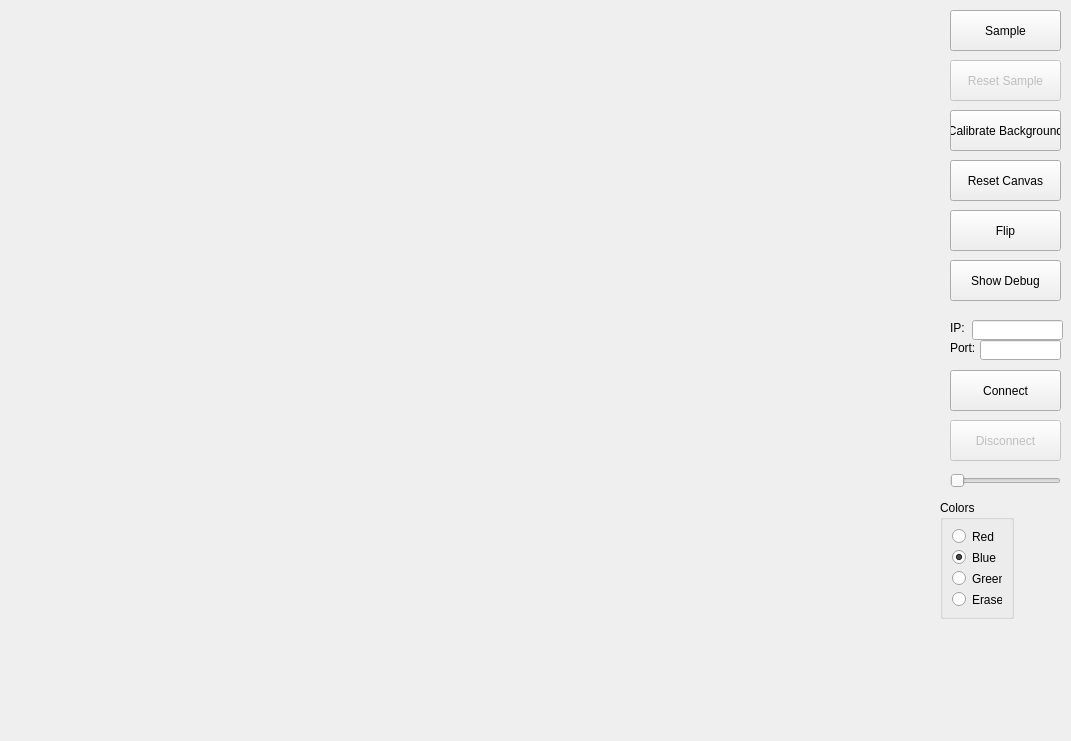
Above: src/FingerDrawing/ui/mainwindow.ui from eladeliav/FingerDrawing before the change. Below: the same form after it.
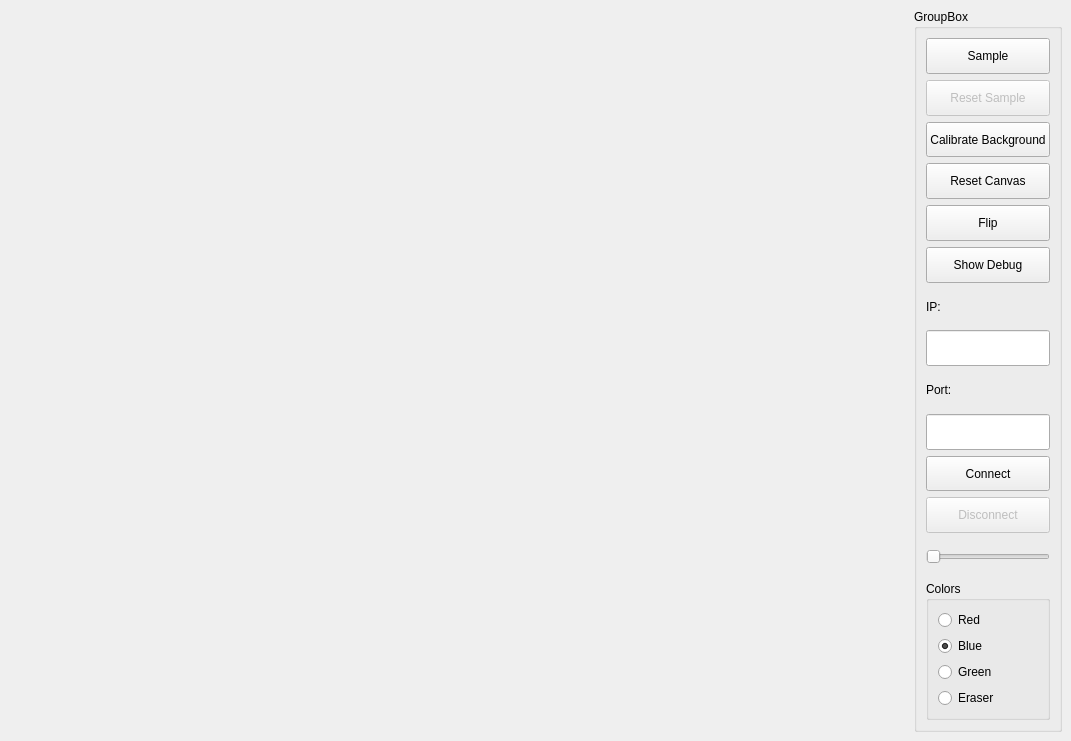
That is the form after the change.

Commit message: Got rid of a segfault by making size fixed

```diff
--- a/src/FingerDrawing/ui/mainwindow.ui
+++ b/src/FingerDrawing/ui/mainwindow.ui
@@ -11,7 +11,7 @@
    </rect>
   </property>
   <property name="sizePolicy">
-   <sizepolicy hsizetype="Minimum" vsizetype="Minimum">
+   <sizepolicy hsizetype="Fixed" vsizetype="Fixed">
     <horstretch>0</horstretch>
     <verstretch>0</verstretch>
    </sizepolicy>
@@ -20,196 +20,214 @@
    <string>FingerDrawing</string>
   </property>
   <widget class="QWidget" name="centralwidget">
+   <layout class="QHBoxLayout" name="horizontalLayout">
+    <property name="spacing">
+     <number>6</number>
+    </property>
+    <item>
    <widget class="QLabel" name="img_label">
-    <property name="geometry">
-     <rect>
-      <x>0</x>
-      <y>0</y>
-      <width>941</width>
-      <height>661</height>
-     </rect>
+      <property name="sizePolicy">
+       <sizepolicy hsizetype="Preferred" vsizetype="Preferred">
+        <horstretch>0</horstretch>
+        <verstretch>0</verstretch>
+       </sizepolicy>
     </property>
     <property name="text">
      <string/>
     </property>
-   </widget>
+      <property name="scaledContents">
+       <bool>true</bool>
+      </property>
+     </widget>
+    </item>
+    <item>
+     <widget class="QGroupBox" name="groupBox">
+      <property name="sizePolicy">
+       <sizepolicy hsizetype="Maximum" vsizetype="Preferred">
+        <horstretch>0</horstretch>
+        <verstretch>0</verstretch>
+       </sizepolicy>
+      </property>
+      <property name="title">
+       <string>GroupBox</string>
+      </property>
+      <layout class="QVBoxLayout" name="verticalLayout_3">
+       <item>
    <widget class="QPushButton" name="sample_btn">
-    <property name="geometry">
-     <rect>
-      <x>950</x>
-      <y>10</y>
-      <width>111</width>
-      <height>41</height>
-     </rect>
+         <property name="sizePolicy">
+          <sizepolicy hsizetype="Minimum" vsizetype="Minimum">
+           <horstretch>0</horstretch>
+           <verstretch>0</verstretch>
+          </sizepolicy>
     </property>
     <property name="text">
      <string>Sample</string>
     </property>
    </widget>
+       </item>
+       <item>
    <widget class="QPushButton" name="reset_sample_btn">
     <property name="enabled">
      <bool>false</bool>
     </property>
-    <property name="geometry">
-     <rect>
-      <x>950</x>
-      <y>60</y>
-      <width>111</width>
-      <height>41</height>
-     </rect>
+         <property name="sizePolicy">
+          <sizepolicy hsizetype="Minimum" vsizetype="Minimum">
+           <horstretch>0</horstretch>
+           <verstretch>0</verstretch>
+          </sizepolicy>
     </property>
     <property name="text">
      <string>Reset Sample</string>
     </property>
    </widget>
+       </item>
+       <item>
    <widget class="QPushButton" name="calibrate_bg_btn">
-    <property name="geometry">
-     <rect>
-      <x>950</x>
-      <y>110</y>
-      <width>111</width>
-      <height>41</height>
-     </rect>
+         <property name="sizePolicy">
+          <sizepolicy hsizetype="Minimum" vsizetype="Minimum">
+           <horstretch>0</horstretch>
+           <verstretch>0</verstretch>
+          </sizepolicy>
     </property>
     <property name="text">
      <string>Calibrate Background</string>
     </property>
    </widget>
+       </item>
+       <item>
    <widget class="QPushButton" name="reset_canvas_btn">
-    <property name="geometry">
-     <rect>
-      <x>950</x>
-      <y>160</y>
-      <width>111</width>
-      <height>41</height>
-     </rect>
+         <property name="sizePolicy">
+          <sizepolicy hsizetype="Minimum" vsizetype="Minimum">
+           <horstretch>0</horstretch>
+           <verstretch>0</verstretch>
+          </sizepolicy>
     </property>
     <property name="text">
      <string>Reset Canvas</string>
     </property>
    </widget>
+       </item>
+       <item>
    <widget class="QPushButton" name="flip_btn">
-    <property name="geometry">
-     <rect>
-      <x>950</x>
-      <y>210</y>
-      <width>111</width>
-      <height>41</height>
-     </rect>
+         <property name="sizePolicy">
+          <sizepolicy hsizetype="Minimum" vsizetype="Minimum">
+           <horstretch>0</horstretch>
+           <verstretch>0</verstretch>
+          </sizepolicy>
     </property>
     <property name="text">
      <string>Flip</string>
     </property>
    </widget>
+       </item>
+       <item>
    <widget class="QPushButton" name="show_debug_btn">
-    <property name="geometry">
-     <rect>
-      <x>950</x>
-      <y>260</y>
-      <width>111</width>
-      <height>41</height>
-     </rect>
+         <property name="sizePolicy">
+          <sizepolicy hsizetype="Minimum" vsizetype="Minimum">
+           <horstretch>0</horstretch>
+           <verstretch>0</verstretch>
+          </sizepolicy>
     </property>
     <property name="text">
      <string>Show Debug</string>
     </property>
    </widget>
-   <widget class="QLineEdit" name="ip_input">
-    <property name="geometry">
-     <rect>
-      <x>972</x>
-      <y>320</y>
-      <width>91</width>
-      <height>20</height>
-     </rect>
-    </property>
-   </widget>
+       </item>
+       <item>
    <widget class="QLabel" name="ip_label">
-    <property name="geometry">
-     <rect>
-      <x>950</x>
-      <y>320</y>
-      <width>21</width>
-      <height>16</height>
-     </rect>
+         <property name="sizePolicy">
+          <sizepolicy hsizetype="Minimum" vsizetype="Minimum">
+           <horstretch>0</horstretch>
+           <verstretch>0</verstretch>
+          </sizepolicy>
     </property>
     <property name="text">
      <string>IP:</string>
     </property>
    </widget>
+       </item>
+       <item>
+        <widget class="QLineEdit" name="ip_input">
+         <property name="sizePolicy">
+          <sizepolicy hsizetype="Minimum" vsizetype="Minimum">
+           <horstretch>0</horstretch>
+           <verstretch>0</verstretch>
+          </sizepolicy>
+         </property>
+        </widget>
+       </item>
+       <item>
    <widget class="QLabel" name="port_label">
-    <property name="geometry">
-     <rect>
-      <x>950</x>
-      <y>340</y>
-      <width>31</width>
-      <height>16</height>
-     </rect>
+         <property name="sizePolicy">
+          <sizepolicy hsizetype="Minimum" vsizetype="Minimum">
+           <horstretch>0</horstretch>
+           <verstretch>0</verstretch>
+          </sizepolicy>
     </property>
     <property name="text">
      <string>Port:</string>
     </property>
    </widget>
+       </item>
+       <item>
    <widget class="QLineEdit" name="port_input">
-    <property name="geometry">
-     <rect>
-      <x>980</x>
-      <y>340</y>
-      <width>81</width>
-      <height>20</height>
-     </rect>
-    </property>
-   </widget>
+         <property name="sizePolicy">
+          <sizepolicy hsizetype="Minimum" vsizetype="Minimum">
+           <horstretch>0</horstretch>
+           <verstretch>0</verstretch>
+          </sizepolicy>
+         </property>
+        </widget>
+       </item>
+       <item>
    <widget class="QPushButton" name="connect_btn">
-    <property name="geometry">
-     <rect>
-      <x>950</x>
-      <y>370</y>
-      <width>111</width>
-      <height>41</height>
-     </rect>
+         <property name="sizePolicy">
+          <sizepolicy hsizetype="Minimum" vsizetype="Minimum">
+           <horstretch>0</horstretch>
+           <verstretch>0</verstretch>
+          </sizepolicy>
     </property>
     <property name="text">
      <string>Connect</string>
     </property>
    </widget>
+       </item>
+       <item>
    <widget class="QPushButton" name="disconnect_btn">
     <property name="enabled">
      <bool>false</bool>
     </property>
-    <property name="geometry">
-     <rect>
-      <x>950</x>
-      <y>420</y>
-      <width>111</width>
-      <height>41</height>
-     </rect>
+         <property name="sizePolicy">
+          <sizepolicy hsizetype="Minimum" vsizetype="Minimum">
+           <horstretch>0</horstretch>
+           <verstretch>0</verstretch>
+          </sizepolicy>
     </property>
     <property name="text">
      <string>Disconnect</string>
     </property>
    </widget>
+       </item>
+       <item>
    <widget class="QSlider" name="size_slider">
-    <property name="geometry">
-     <rect>
-      <x>950</x>
-      <y>470</y>
-      <width>111</width>
-      <height>22</height>
-     </rect>
+         <property name="sizePolicy">
+          <sizepolicy hsizetype="Minimum" vsizetype="Minimum">
+           <horstretch>0</horstretch>
+           <verstretch>0</verstretch>
+          </sizepolicy>
     </property>
     <property name="orientation">
      <enum>Qt::Horizontal</enum>
     </property>
    </widget>
+       </item>
+       <item>
    <widget class="QGroupBox" name="color_box">
-    <property name="geometry">
-     <rect>
-      <x>940</x>
-      <y>500</y>
-      <width>74</width>
-      <height>119</height>
-     </rect>
+         <property name="sizePolicy">
+          <sizepolicy hsizetype="Minimum" vsizetype="Minimum">
+           <horstretch>0</horstretch>
+           <verstretch>0</verstretch>
+          </sizepolicy>
     </property>
     <property name="title">
      <string>Colors</string>
@@ -251,6 +269,11 @@
      </item>
     </layout>
    </widget>
+       </item>
+      </layout>
+     </widget>
+    </item>
+   </layout>
   </widget>
  </widget>
  <resources/>
```
Lines whose indentation alone changed are shown as unchanged. The commit also changes 2 other files.
